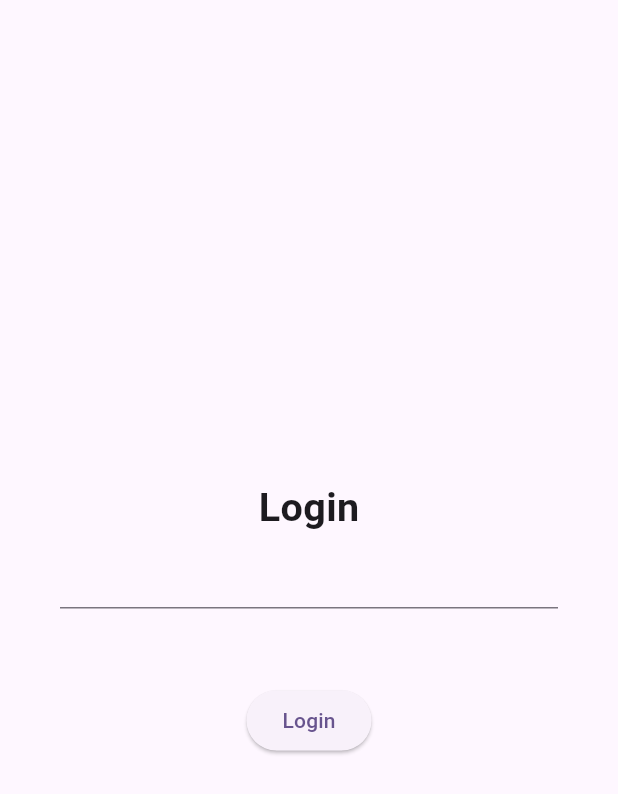
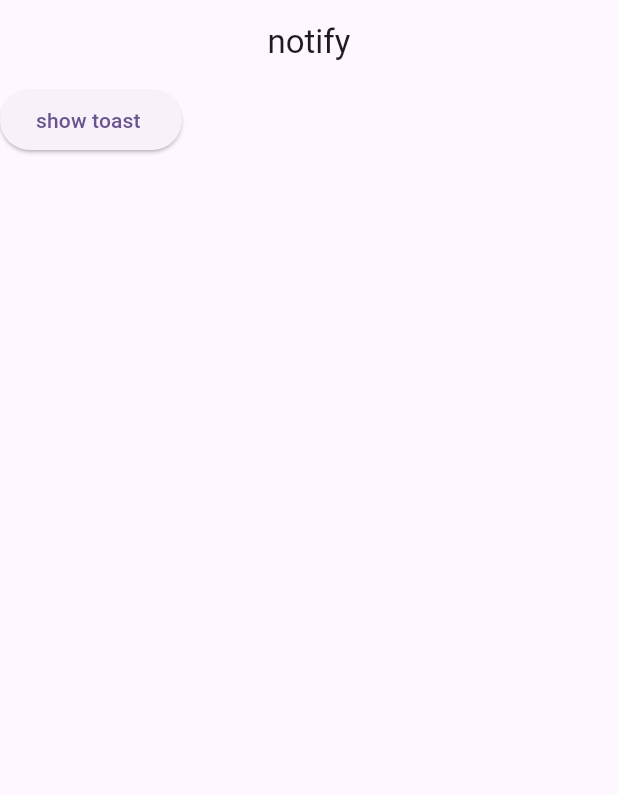
Before and after one commit to Master-Bibash/Playing-with-widgets-part-2, a Flutter app: the screen it shows after launch, on a phone screen of 412 x 824 dp. Shown: the top 794 px of the screen. Run offline on Flutter 3.47's test engine with Material 3 defaults, Android fonts, the phone set to English and light mode, and no system bars; our stand-ins replace flutter_screenutil, toastification.

Commit message:
notification

```diff
--- a/lib/main.dart
+++ b/lib/main.dart
@@ -1,4 +1,5 @@
 import 'package:flutter/material.dart';
+import 'package:flutter_application_1/screens/Notification/Notification.dart';
 import 'package:flutter_application_1/screens/example1/example.dart';
 import 'package:flutter_application_1/screens/validation/homescreen.dart';
 import 'package:flutter_screenutil/flutter_screenutil.dart';
@@ -20,7 +21,7 @@ class MyApp extends StatelessWidget {
           colorScheme: ColorScheme.fromSeed(seedColor: Colors.deepPurple),
           useMaterial3: true,
         ),
-        home: HomeScreen(),
+        home: NotificationScreen(),
       ),
       designSize: Size(375, 812),
     );
--- /dev/null
+++ b/lib/screens/Notification/Notification.dart
@@ -0,0 +1,70 @@
+import 'package:flutter/material.dart';
+import 'package:toastification/toastification.dart';
+
+class NotificationScreen extends StatefulWidget {
+  const NotificationScreen({super.key});
+
+  @override
+  State<NotificationScreen> createState() => _NotificationScreenState();
+}
+
+class _NotificationScreenState extends State<NotificationScreen> {
+  @override
+  Widget build(BuildContext context) {
+    show() {
+      toastification.showCustom(
+        context: context,
+        autoCloseDuration: const Duration(seconds: 5),
+        alignment: Alignment.topRight,
+        builder: (BuildContext context, ToastificationItem holder) {
+          return Container(
+            decoration: BoxDecoration(
+              borderRadius: BorderRadius.circular(8),
+              color: Colors.blue,
+            ),
+            padding: const EdgeInsets.all(16),
+            margin: const EdgeInsets.all(8),
+            child: Column(
+              crossAxisAlignment: CrossAxisAlignment.start,
+              children: [
+                const Text('Custom Toast',
+                    style: TextStyle(
+                        color: Colors.white, fontWeight: FontWeight.bold)),
+                const SizedBox(height: 8),
+                const Text('This is a custom toast message!',
+                    style: TextStyle(color: Colors.white)),
+                const SizedBox(height: 16),
+                Row(
+                  children: [
+                    ElevatedButton(
+                      onPressed: () {
+                        // Perform an action when the button is pressed
+                      },
+                      child: const Text('Do Something'),
+                    ),
+                  ],
+                ),
+              ],
+            ),
+          );
+        },
+      );
+    }
+
+    return Scaffold(
+      appBar: AppBar(
+        centerTitle: true,
+        title: Text("notify"),
+      ),
+      body: Column(
+        children: [
+          ElevatedButton(
+              onPressed: () {
+                show();
+              },
+              child: Text("show toast "))
+        ],
+      ),
+    );
+  }
+}
--- a/pubspec.yaml
+++ b/pubspec.yaml
@@ -36,6 +36,7 @@ dependencies:
   # Use with the CupertinoIcons class for iOS style icons.
   cupertino_icons: ^1.0.6
   flutter_screenutil: ^5.9.0
+  toastification: ^1.2.0
 
 dev_dependencies:
   flutter_test:
```
Also changed, not shown: pubspec.lock.
